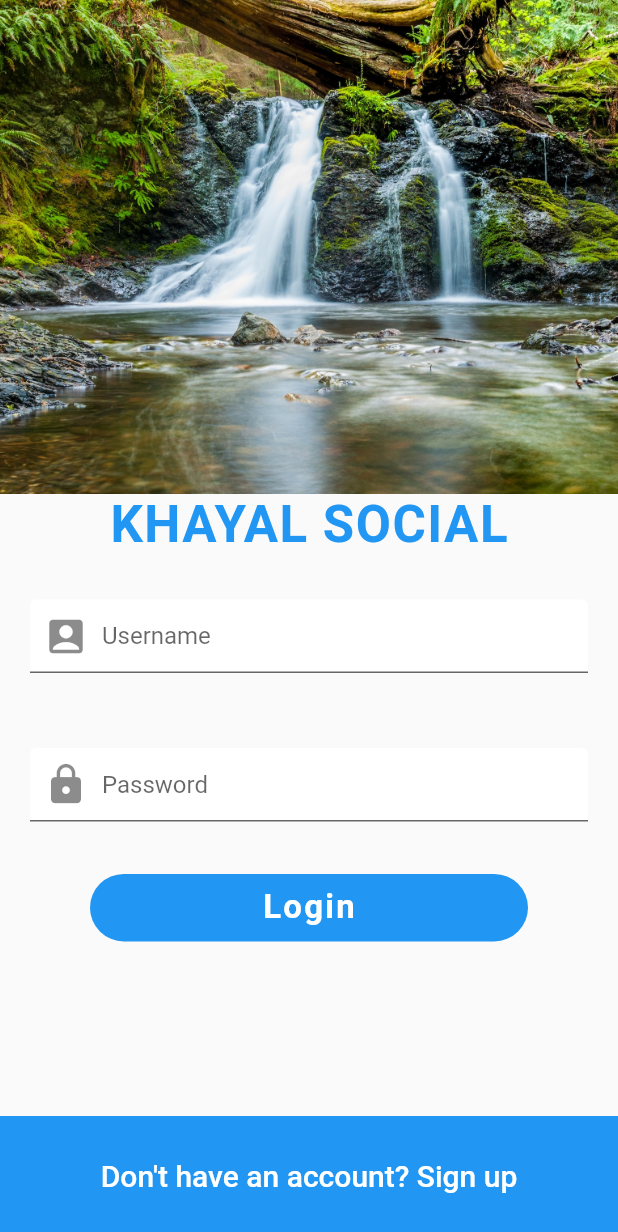
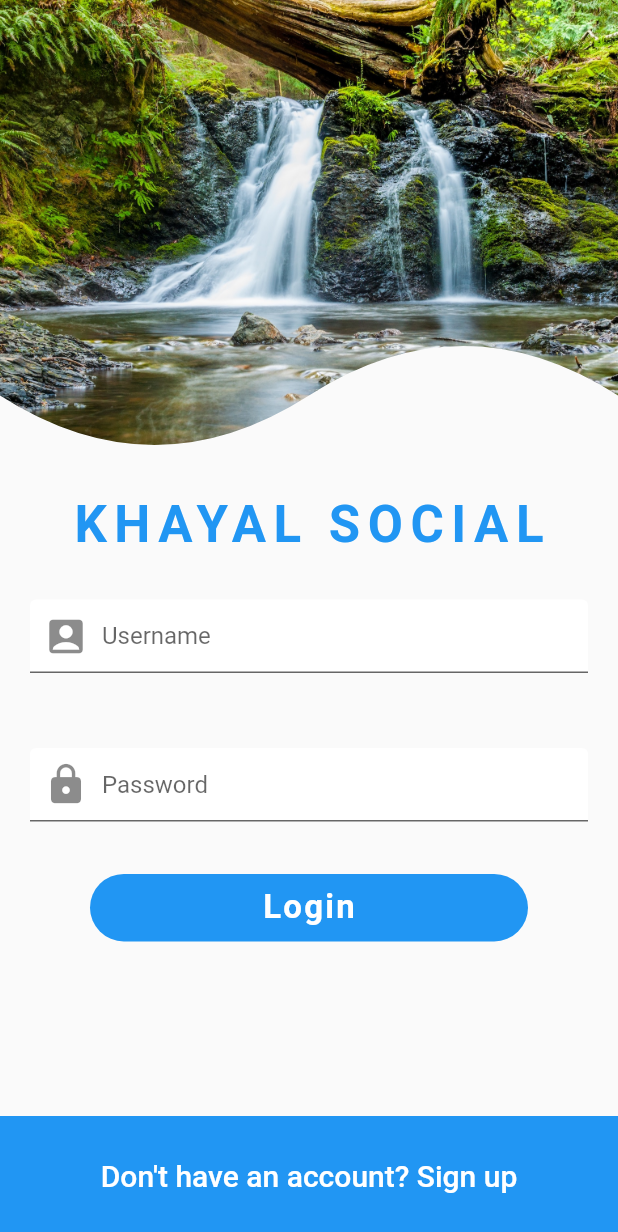
Before and after one commit to DitoCahyaPratama/flutter-khayal-social, a Flutter app: the screen it shows after launch, on a phone screen of 412 x 824 dp. Shown: the top 1232 px of the screen. Run offline on Flutter 3.47's test engine with Material 2 defaults, Android fonts, the phone set to English and light mode, and no system bars.

Commit message:
Create Custom Clipper on Login Screen

```diff
--- a/lib/screens/login_screen.dart
+++ b/lib/screens/login_screen.dart
@@ -1,4 +1,5 @@
 import 'package:flutter/material.dart';
+import 'package:flutter_social_ui/widgets/curve_clipper.dart';
 
 class LoginScreen extends StatefulWidget {
   @override
@@ -14,11 +15,14 @@ class _LoginScreenState extends State<LoginScreen> {
           height: MediaQuery.of(context).size.height,
           child: Column(
             children: <Widget>[
-              Image(
-                height: MediaQuery.of(context).size.height / 2.5,
-                width: double.infinity,
-                image: AssetImage('assets/images/login_background.jpg'),
-                fit: BoxFit.cover,
+              ClipPath(
+                clipper: CurveClipper(),
+                child: Image(
+                  height: MediaQuery.of(context).size.height / 2.5,
+                  width: double.infinity,
+                  image: AssetImage('assets/images/login_background.jpg'),
+                  fit: BoxFit.cover,
+                ),
               ),
               Text(
                 'KHAYAL SOCIAL',
@@ -26,7 +30,7 @@ class _LoginScreenState extends State<LoginScreen> {
                   color: Theme.of(context).primaryColor,
                   fontSize: 34.0,
                   fontWeight: FontWeight.bold,
-                  letterSpacing: 1.0,
+                  letterSpacing: 5.0,
                 ),
               ),
               SizedBox(height: 10.0),
--- /dev/null
+++ b/lib/widgets/curve_clipper.dart
@@ -0,0 +1,33 @@
+import 'package:flutter/cupertino.dart';
+
+class CurveClipper extends CustomClipper<Path> {
+  @override
+  Path getClip(Size size) {
+    Path path = Path();
+    path.lineTo(0, 4 * size.height / 5);
+    Offset curvePoint1 = Offset(size.width / 4, size.height);
+    Offset centerPoint = Offset(size.width / 2, 4 * size.height / 5);
+    path.quadraticBezierTo(
+      curvePoint1.dx,
+      curvePoint1.dy,
+      centerPoint.dx,
+      centerPoint.dy,
+    );
+    Offset curvePoint2 = Offset(3 * size.width / 4, 3* size.height / 5);
+    Offset endPoint = Offset(size.width, 4*size.height / 5);
+    path.quadraticBezierTo(
+      curvePoint2.dx,
+      curvePoint2.dy,
+      endPoint.dx,
+      endPoint.dy,
+    );
+    path.lineTo(size.width, 0);
+    path.close();
+    return path;
+  }
+
+  @override
+  bool shouldReclip(CustomClipper<Path> oldClipper) {
+    return false;
+  }
+}
```
